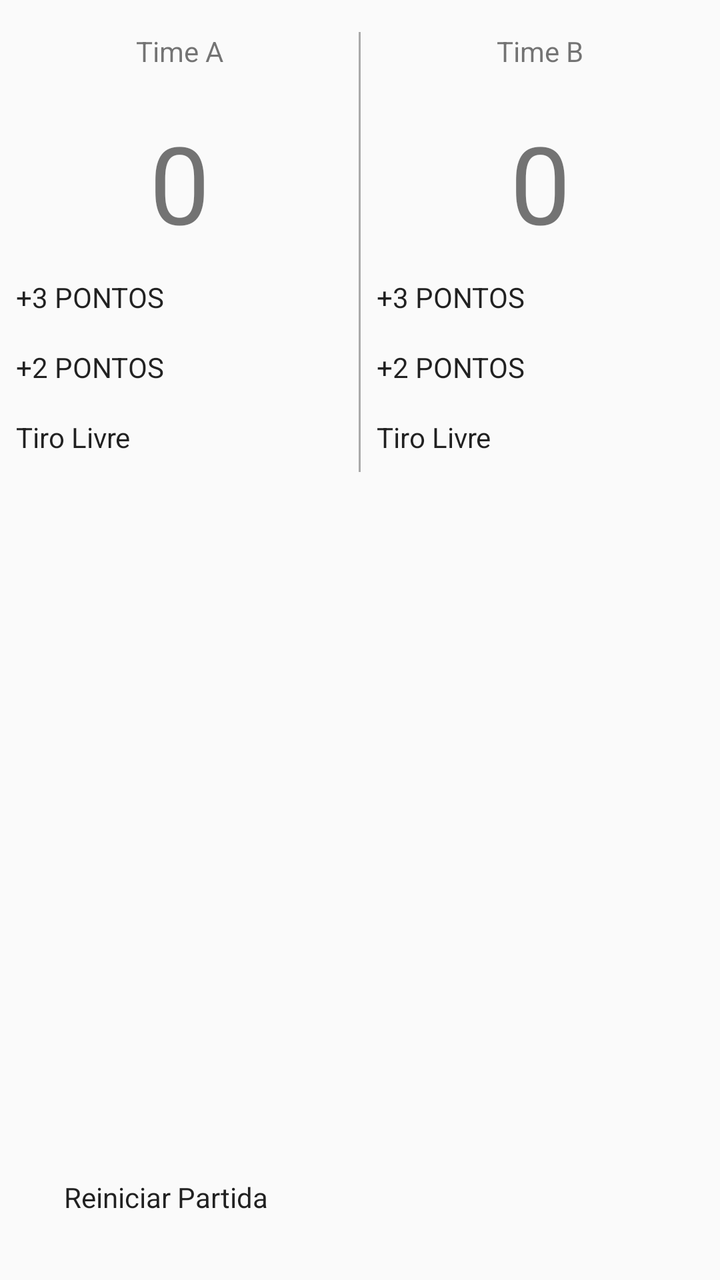
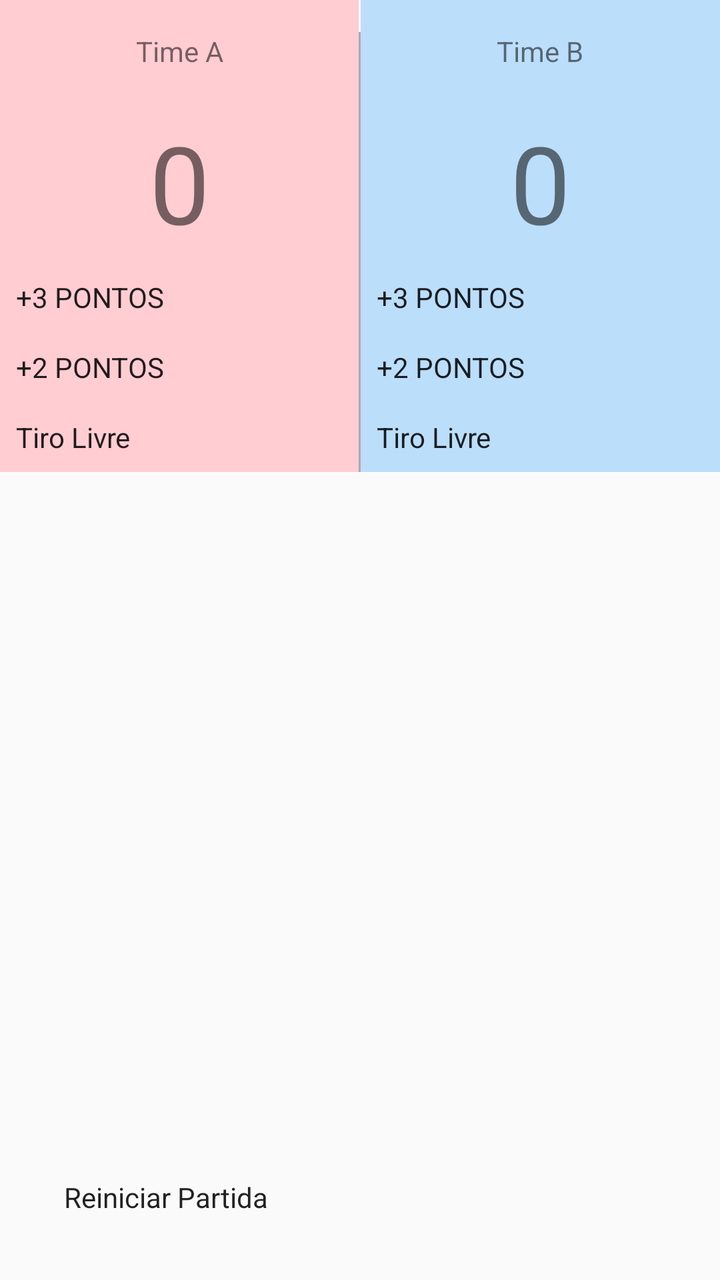

Compare the two renders of this Android layout. The source of the first and the diff that turns it into the second are given below.
<!-- AndroidManifest.xml: application theme Theme.ContadorDePontos -->
<!-- res/layout/layout_main.xml -->
<?xml version="1.0" encoding="utf-8"?>
<RelativeLayout xmlns:android="http://schemas.android.com/apk/res/android"
    xmlns:tools="http://schemas.android.com/tools"
    android:layout_width="match_parent"
    android:layout_height="match_parent"
    tools:context="com.seu.pacote">

    <LinearLayout
        android:layout_width="match_parent"
        android:layout_height="wrap_content"
        android:orientation="horizontal">

        <LinearLayout
            android:layout_width="0dp"
            android:layout_height="wrap_content"
            android:layout_weight="1"
            android:orientation="vertical">

            <TextView
                android:id="@+id/timeA"
                android:layout_width="match_parent"
                android:layout_height="wrap_content"
                android:gravity="center"
                android:padding="16dp"
                android:text="Time A"
                android:textSize="14sp"
                android:fontFamily="sans-serif"/>

            <TextView
                android:id="@+id/placarTimeA"
                android:layout_width="match_parent"
                android:layout_height="wrap_content"
                android:gravity="center"
                android:padding="4dp"
                android:text="0"
                android:textSize="54sp"
                android:fontFamily="sans-serif"/>

            <Button
                android:id="@+id/tresPontosA"
                android:layout_width="match_parent"
                android:layout_height="wrap_content"
                android:layout_margin="8dp"
                android:text="+3 PONTOS" />

            <Button
                android:id="@+id/doisPontosA"
                android:layout_width="match_parent"
                android:layout_height="wrap_content"
                android:layout_margin="8dp"
                android:text="+2 PONTOS" />

            <Button
                android:id="@+id/tiroLivreA"
                android:layout_width="match_parent"
                android:layout_height="wrap_content"
                android:layout_margin="8dp"
                android:text="Tiro Livre" />
        </LinearLayout>

        <View
            android:layout_width="1dp"
            android:layout_height="match_parent"
            android:background="@android:color/darker_gray"
            android:layout_marginTop="16dp"/>

        <LinearLayout
            android:layout_width="0dp"
            android:layout_height="wrap_content"
            android:layout_weight="1"
            android:orientation="vertical">

            <TextView
                android:id="@+id/timeB"
                android:layout_width="match_parent"
                android:layout_height="wrap_content"
                android:gravity="center"
                android:padding="16dp"
                android:text="Time B"
                android:textSize="14sp"
                android:fontFamily="sans-serif"/>

            <TextView
                android:id="@+id/placarTimeB"
                android:layout_width="match_parent"
                android:layout_height="wrap_content"
                android:gravity="center"
                android:padding="4dp"
                android:text="0"
                android:textSize="54sp"
                android:fontFamily="sans-serif"/>

            <Button
                android:id="@+id/tresPontosB"
                android:layout_width="match_parent"
                android:layout_height="wrap_content"
                android:layout_margin="8dp"
                android:text="+3 PONTOS" />

            <Button
                android:id="@+id/doisPontosB"
                android:layout_width="match_parent"
                android:layout_height="wrap_content"
                android:layout_margin="8dp"
                android:text="+2 PONTOS" />

            <Button
                android:id="@+id/tiroLivreB"
                android:layout_width="match_parent"
                android:layout_height="wrap_content"
                android:layout_margin="8dp"
                android:text="Tiro Livre" />
        </LinearLayout>

    </LinearLayout>

    <Button
        android:id="@+id/reiniciarPartida"
        android:layout_width="match_parent"
        android:layout_height="wrap_content"
        android:text="Reiniciar Partida"
        android:layout_alignParentBottom="true"
        android:layout_centerHorizontal="true"
        android:layout_margin="32dp"/>
</RelativeLayout>
<!-- resources referenced by this layout -->
<resources>
  <style name="Theme.ContadorDePontos" parent="android:Theme.Material.Light.NoActionBar" />
</resources>

<!-- the commit's change to res/layout/layout_main.xml (unified diff, before → after) -->
@@ -14,7 +14,8 @@
             android:layout_width="0dp"
             android:layout_height="wrap_content"
             android:layout_weight="1"
-            android:orientation="vertical">
+            android:orientation="vertical"
+            android:background="#FFCDD2">
 
             <TextView
                 android:id="@+id/timeA"
@@ -68,7 +69,8 @@
             android:layout_width="0dp"
             android:layout_height="wrap_content"
             android:layout_weight="1"
-            android:orientation="vertical">
+            android:orientation="vertical"
+            android:background="#BBDEFB">
 
             <TextView
                 android:id="@+id/timeB"
